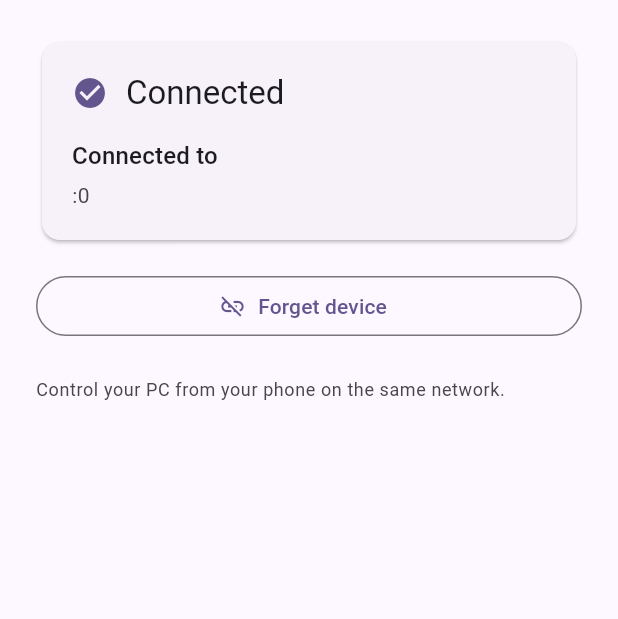
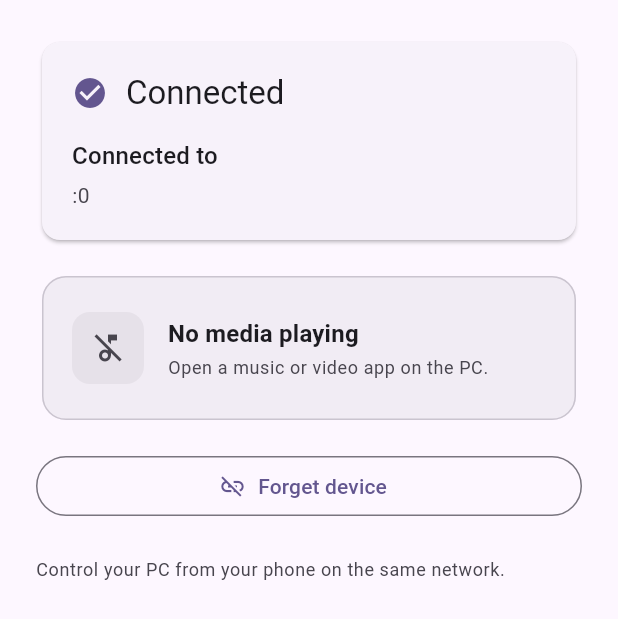
Before and after one commit to risuunava/notchi-mobile, a Flutter app: the _ConnectedView widget shown alone on an empty page, opened directly with empty values, on a phone screen of 412 x 824 dp. Shown: the top 619 px of the screen. Run offline on Flutter 3.47's test engine with Material 3 defaults, Android fonts, the phone set to English and light mode, and no system bars; our stand-ins replace device_info_plus, dio, flutter_riverpod, flutter_secure_storage; missing offline and left inert: mobile_scanner; accounts and stored records are empty.

Commit message:
feat(media): implement realtime media player controls and art fetching

```diff
--- a/lib/core/l10n/strings.dart
+++ b/lib/core/l10n/strings.dart
@@ -201,4 +201,22 @@ class AppStrings {
     'Token tidak valid. Pasangkan ulang.',
     'Invalid token. Pair again.',
   );
+
+  String get mediaTitle => _t('Media', 'Media');
+
+  String get mediaNoMedia =>
+      _t('Tidak ada media yang diputar', 'No media playing');
+
+  String get mediaNoMediaHint => _t(
+    'Buka aplikasi musik atau video di PC.',
+    'Open a music or video app on the PC.',
+  );
+
+  String get mediaPlay => _t('Putar', 'Play');
+
+  String get mediaPause => _t('Jeda', 'Pause');
+
+  String get mediaPrevious => _t('Sebelumnya', 'Previous');
+
+  String get mediaNext => _t('Berikutnya', 'Next');
 }
--- /dev/null
+++ b/lib/features/media/ui/media_player_card.dart
@@ -0,0 +1,256 @@
+import 'package:flutter/material.dart';
+import 'package:flutter_riverpod/flutter_riverpod.dart';
+
+import '../../../core/l10n/strings.dart';
+import '../state/media_controller.dart';
+
+class MediaPlayerCard extends ConsumerStatefulWidget {
+  const MediaPlayerCard({super.key});
+
+  @override
+  ConsumerState<MediaPlayerCard> createState() => _MediaPlayerCardState();
+}
+
+class _MediaPlayerCardState extends ConsumerState<MediaPlayerCard> {
+  double? _draggingPosition;
+
+  String _formatTime(double seconds) {
+    if (seconds.isNaN || seconds.isInfinite || seconds < 0) return '00:00';
+    final total = seconds.round();
+    final m = total ~/ 60;
+    final s = total % 60;
+    final mm = m.toString().padLeft(2, '0');
+    final ss = s.toString().padLeft(2, '0');
+    return '$mm:$ss';
+  }
+
+  @override
+  Widget build(BuildContext context) {
+    final strings = AppStrings.of(context);
+    final theme = Theme.of(context);
+    final media = ref.watch(mediaControllerProvider);
+    final artBytes = ref.watch(mediaArtProvider);
+
+    if (media == null || !media.available) {
+      return Card(
+        elevation: 0,
+        color: theme.colorScheme.surfaceContainerHighest.withAlpha(128),
+        shape: RoundedRectangleBorder(
+          borderRadius: BorderRadius.circular(16),
+          side: BorderSide(color: theme.colorScheme.outlineVariant),
+        ),
+        child: Padding(
+          padding: const EdgeInsets.symmetric(vertical: 24, horizontal: 20),
+          child: Row(
+            children: [
+              Container(
+                width: 48,
+                height: 48,
+                decoration: BoxDecoration(
+                  color: theme.colorScheme.surfaceContainerHighest,
+                  borderRadius: BorderRadius.circular(12),
+                ),
+                child: Icon(
+                  Icons.music_off_outlined,
+                  color: theme.colorScheme.onSurfaceVariant,
+                ),
+              ),
+              const SizedBox(width: 16),
+              Expanded(
+                child: Column(
+                  crossAxisAlignment: CrossAxisAlignment.start,
+                  children: [
+                    Text(
+                      strings.mediaNoMedia,
+                      style: theme.textTheme.titleMedium?.copyWith(
+                        fontWeight: FontWeight.w600,
+                      ),
+                    ),
+                    const SizedBox(height: 2),
+                    Text(
+                      strings.mediaNoMediaHint,
+                      style: theme.textTheme.bodySmall?.copyWith(
+                        color: theme.colorScheme.onSurfaceVariant,
+                      ),
+                    ),
+                  ],
+                ),
+              ),
+            ],
+          ),
+        ),
+      );
+    }
+
+    final duration = media.durationSeconds;
+    final currentPos = _draggingPosition ?? media.positionSeconds;
+    final progress = duration > 0 ? (currentPos / duration).clamp(0.0, 1.0) : 0.0;
+
+    return Card(
+      elevation: 2,
+      shape: RoundedRectangleBorder(borderRadius: BorderRadius.circular(20)),
+      child: Padding(
+        padding: const EdgeInsets.all(20),
+        child: Column(
+          crossAxisAlignment: CrossAxisAlignment.stretch,
+          children: [
+            Row(
+              children: [
+                ClipRRect(
+                  borderRadius: BorderRadius.circular(12),
+                  child: Container(
+                    width: 64,
+                    height: 64,
+                    color: theme.colorScheme.primaryContainer,
+                    child: artBytes != null
+                        ? Image.memory(
+                            artBytes,
+                            fit: BoxFit.cover,
+                            errorBuilder: (_, _, _) => _artPlaceholder(theme),
+                          )
+                        : _artPlaceholder(theme),
+                  ),
+                ),
+                const SizedBox(width: 16),
+                Expanded(
+                  child: Column(
+                    crossAxisAlignment: CrossAxisAlignment.start,
+                    children: [
+                      if (media.sourceApp.isNotEmpty)
+                        Container(
+                          padding: const EdgeInsets.symmetric(
+                            horizontal: 6,
+                            vertical: 2,
+                          ),
+                          margin: const EdgeInsets.only(bottom: 4),
+                          decoration: BoxDecoration(
+                            color: theme.colorScheme.surfaceContainerHighest,
+                            borderRadius: BorderRadius.circular(6),
+                          ),
+                          child: Text(
+                            media.sourceApp,
+                            style: theme.textTheme.labelSmall?.copyWith(
+                              color: theme.colorScheme.primary,
+                              fontWeight: FontWeight.bold,
+                            ),
+                          ),
+                        ),
+                      Text(
+                        media.title.isNotEmpty ? media.title : '—',
+                        maxLines: 1,
+                        overflow: TextOverflow.ellipsis,
+                        style: theme.textTheme.titleMedium?.copyWith(
+                          fontWeight: FontWeight.bold,
+                        ),
+                      ),
+                      const SizedBox(height: 2),
+                      Text(
+                        media.artist.isNotEmpty ? media.artist : '—',
+                        maxLines: 1,
+                        overflow: TextOverflow.ellipsis,
+                        style: theme.textTheme.bodyMedium?.copyWith(
+                          color: theme.colorScheme.onSurfaceVariant,
+                        ),
+                      ),
+                    ],
+                  ),
+                ),
+              ],
+            ),
+            const SizedBox(height: 16),
+            if (media.canSeek && duration > 0) ...[
+              SliderTheme(
+                data: SliderTheme.of(context).copyWith(
+                  trackHeight: 4,
+                  thumbShape: const RoundSliderThumbShape(enabledThumbRadius: 6),
+                  overlayShape: const RoundSliderOverlayShape(overlayRadius: 14),
+                ),
+                child: Slider(
+                  value: progress,
+                  onChanged: (value) {
+                    setState(() {
+                      _draggingPosition = value * duration;
+                    });
+                  },
+                  onChangeEnd: (value) {
+                    final target = value * duration;
+                    ref.read(mediaControllerProvider.notifier).seek(target);
+                    setState(() {
+                      _draggingPosition = null;
+                    });
+                  },
+                ),
+              ),
+              Padding(
+                padding: const EdgeInsets.symmetric(horizontal: 4),
+                child: Row(
+                  mainAxisAlignment: MainAxisAlignment.spaceBetween,
+                  children: [
+                    Text(
+                      _formatTime(currentPos),
+                      style: theme.textTheme.labelSmall?.copyWith(
+                        color: theme.colorScheme.onSurfaceVariant,
+                      ),
+                    ),
+                    Text(
+                      _formatTime(duration),
+                      style: theme.textTheme.labelSmall?.copyWith(
+                        color: theme.colorScheme.onSurfaceVariant,
+                      ),
+                    ),
+                  ],
+                ),
+              ),
+            ],
+            const SizedBox(height: 8),
+            Row(
+              mainAxisAlignment: MainAxisAlignment.center,
+              children: [
+                IconButton(
+                  tooltip: strings.mediaPrevious,
+                  iconSize: 32,
+                  onPressed: () {
+                    ref.read(mediaControllerProvider.notifier).previous();
+                  },
+                  icon: const Icon(Icons.skip_previous_rounded),
+                ),
+                const SizedBox(width: 16),
+                IconButton.filled(
+                  tooltip: media.playing ? strings.mediaPause : strings.mediaPlay,
+                  iconSize: 40,
+                  onPressed: () {
+                    ref.read(mediaControllerProvider.notifier).toggle();
+                  },
+                  icon: Icon(
+                    media.playing
+                        ? Icons.pause_rounded
+                        : Icons.play_arrow_rounded,
+                  ),
+                ),
+                const SizedBox(width: 16),
+                IconButton(
+                  tooltip: strings.mediaNext,
+                  iconSize: 32,
+                  onPressed: () {
+                    ref.read(mediaControllerProvider.notifier).next();
+                  },
+                  icon: const Icon(Icons.skip_next_rounded),
+                ),
+              ],
+            ),
+          ],
+        ),
+      ),
+    );
+  }
+
+  Widget _artPlaceholder(ThemeData theme) {
+    return Center(
+      child: Icon(
+        Icons.music_note_rounded,
+        size: 32,
+        color: theme.colorScheme.onPrimaryContainer,
+      ),
+    );
+  }
+}
--- a/lib/features/pairing/ui/home_screen.dart
+++ b/lib/features/pairing/ui/home_screen.dart
@@ -5,6 +5,7 @@ import '../../../core/errors/api_error.dart';
 import '../../../core/l10n/strings.dart';
 import '../../../core/storage/secure_store.dart';
 import '../../connection/ui/connection_indicator.dart';
+import '../../media/ui/media_player_card.dart';
 import '../state/pairing_providers.dart';
 import '../state/session_providers.dart';
 import 'manual_connect_screen.dart';
@@ -157,6 +158,8 @@ class _ConnectedView extends ConsumerWidget {
           ),
         ),
         const SizedBox(height: 16),
+        const MediaPlayerCard(),
+        const SizedBox(height: 16),
         OutlinedButton.icon(
           onPressed: () => _forget(context, ref),
           icon: const Icon(Icons.link_off),
```
Also changed, not shown: lib/core/network/api_client.dart (+45 -2 lines), lib/features/media/model/media_state.dart (added, +111 -0 lines), lib/features/media/state/media_controller.dart (added, +122 -0 lines), 3 other files.
